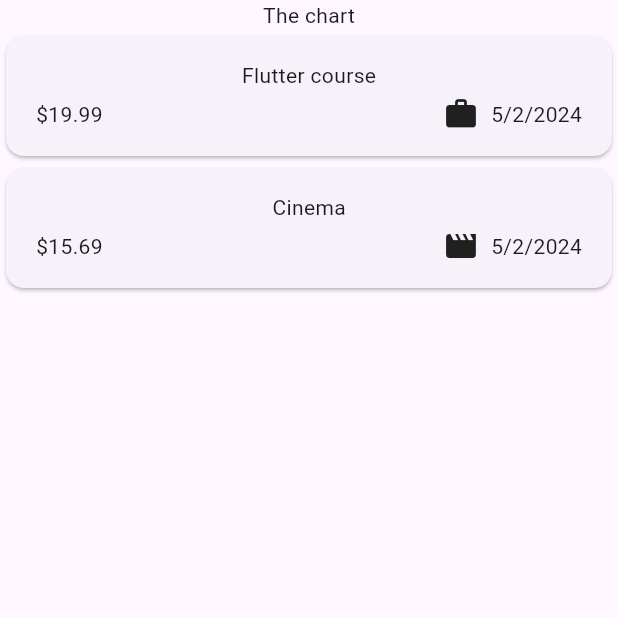
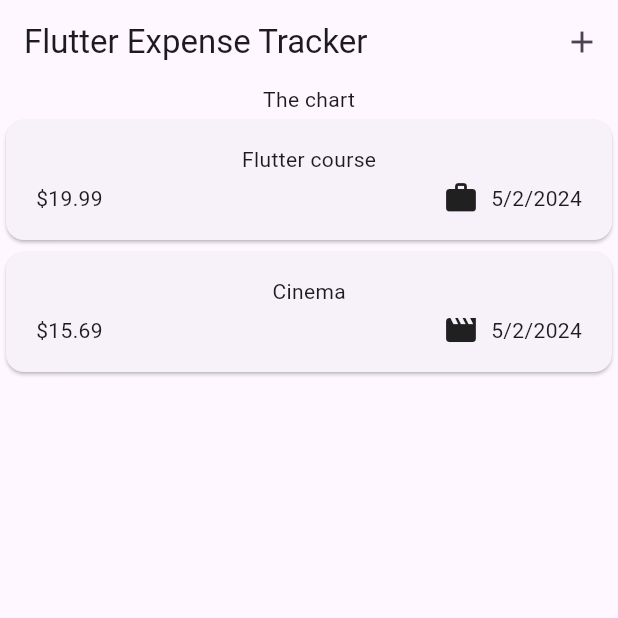
Before and after one commit to elucidan/flutter_expense_tracker, a Flutter app: the screen it shows after launch, on a phone screen of 412 x 824 dp, the top half of it. Run offline on Flutter 3.47's test engine with Material 3 defaults, Android fonts, the phone set to English and light mode, and no system bars.

Commit message:
Added a navigation bar thing

```diff
--- a/lib/widgets/expenses.dart
+++ b/lib/widgets/expenses.dart
@@ -11,22 +11,32 @@ class Expenses extends StatefulWidget {
   }
 }
 
-class _ExpensesState extends State<Expenses>{
+class _ExpensesState extends State<Expenses> {
   final List<Expense> _registeredExpenses = [
-    Expense(title: 'Flutter course', amount: 19.99, date: DateTime.now(), category: Category.work),
-    Expense(title: 'Cinema', amount: 15.69, date: DateTime.now(), category: Category.leisure)
+    Expense(
+        title: 'Flutter course',
+        amount: 19.99,
+        date: DateTime.now(),
+        category: Category.work),
+    Expense(
+        title: 'Cinema',
+        amount: 15.69,
+        date: DateTime.now(),
+        category: Category.leisure)
   ];
   @override
   Widget build(BuildContext context) {
     return Scaffold(
+      appBar: AppBar(
+        title: const Text("Flutter Expense Tracker"),
+        actions: [IconButton(onPressed: () {}, icon: const Icon(Icons.add))],
+      ),
       body: Column(
         children: [
           const Text('The chart'),
           Expanded(child: ExpensesList(expenses: _registeredExpenses)),
         ],
-
-      )
-      ,);
+      ),
+    );
   }
-
 }
```
